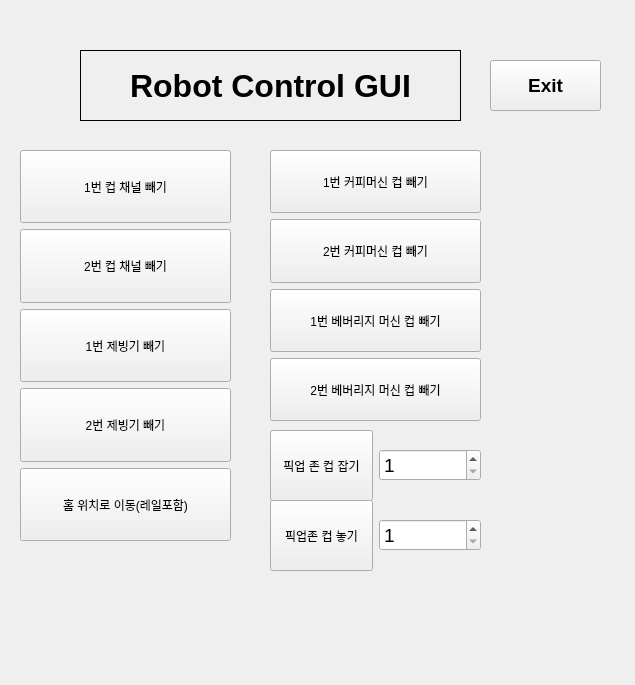
Old version of the form src/robot_gui/robot_gui/gui_set/form.ui in the repository martinxyz1106/Robot_GUI.
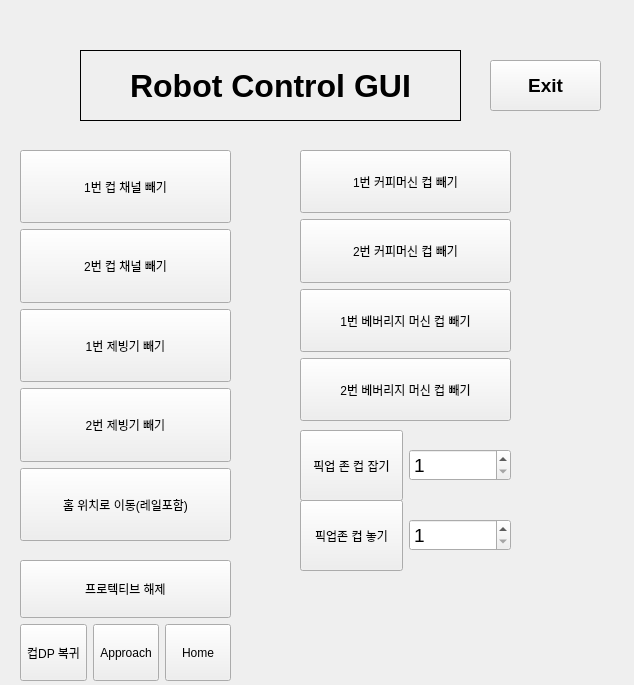
New version of the form.

What changed in the file:
```diff
--- a/src/robot_gui/robot_gui/gui_set/form.ui
+++ b/src/robot_gui/robot_gui/gui_set/form.ui
@@ -6,7 +6,7 @@
    <rect>
     <x>0</x>
     <y>0</y>
-    <width>635</width>
+    <width>634</width>
     <height>685</height>
    </rect>
   </property>
@@ -93,7 +93,7 @@
   <widget class="QWidget" name="verticalLayoutWidget_2">
    <property name="geometry">
     <rect>
-     <x>270</x>
+     <x>300</x>
      <y>150</y>
      <width>211</width>
      <height>271</height>
@@ -157,7 +157,7 @@
   <widget class="QWidget" name="horizontalLayoutWidget">
    <property name="geometry">
     <rect>
-     <x>270</x>
+     <x>300</x>
      <y>430</y>
      <width>211</width>
      <height>71</height>
@@ -223,7 +223,7 @@
   <widget class="QWidget" name="horizontalLayoutWidget_2">
    <property name="geometry">
     <rect>
-     <x>270</x>
+     <x>300</x>
      <y>500</y>
      <width>211</width>
      <height>71</height>
@@ -280,6 +280,83 @@
     <string>Exit</string>
    </property>
   </widget>
+  <widget class="QWidget" name="verticalLayoutWidget_3">
+   <property name="geometry">
+    <rect>
+     <x>20</x>
+     <y>560</y>
+     <width>211</width>
+     <height>121</height>
+    </rect>
+   </property>
+   <layout class="QVBoxLayout" name="verticalLayout_3">
+    <item>
+     <widget class="QPushButton" name="unlock_protective">
+      <property name="sizePolicy">
+       <sizepolicy hsizetype="Preferred" vsizetype="Preferred">
+        <horstretch>0</horstretch>
+        <verstretch>0</verstretch>
+       </sizepolicy>
+      </property>
+      <property name="autoFillBackground">
+       <bool>false</bool>
+      </property>
+      <property name="text">
+       <string>프로텍티브 해제</string>
+      </property>
+     </widget>
+    </item>
+    <item>
+     <layout class="QHBoxLayout" name="horizontalLayout_3">
+      <item>
+       <widget class="QPushButton" name="cup_back">
+        <property name="sizePolicy">
+         <sizepolicy hsizetype="Fixed" vsizetype="Preferred">
+          <horstretch>0</horstretch>
+          <verstretch>0</verstretch>
+         </sizepolicy>
+        </property>
+        <property name="text">
+         <string>컵DP 복귀</string>
+        </property>
+       </widget>
+      </item>
+      <item>
+       <widget class="QPushButton" name="move_approach">
+        <property name="sizePolicy">
+         <sizepolicy hsizetype="Fixed" vsizetype="Preferred">
+          <horstretch>0</horstretch>
+          <verstretch>0</verstretch>
+         </sizepolicy>
+        </property>
+        <property name="text">
+         <string>Approach</string>
+        </property>
+       </widget>
+      </item>
+      <item>
+       <widget class="QPushButton" name="move_home">
+        <property name="sizePolicy">
+         <sizepolicy hsizetype="Fixed" vsizetype="Preferred">
+          <horstretch>0</horstretch>
+          <verstretch>0</verstretch>
+         </sizepolicy>
+        </property>
+        <property name="sizeIncrement">
+         <size>
+          <width>0</width>
+          <height>0</height>
+         </size>
+        </property>
+        <property name="text">
+         <string>Home</string>
+        </property>
+       </widget>
+      </item>
+     </layout>
+    </item>
+   </layout>
+  </widget>
  </widget>
  <resources/>
  <connections/>
```
